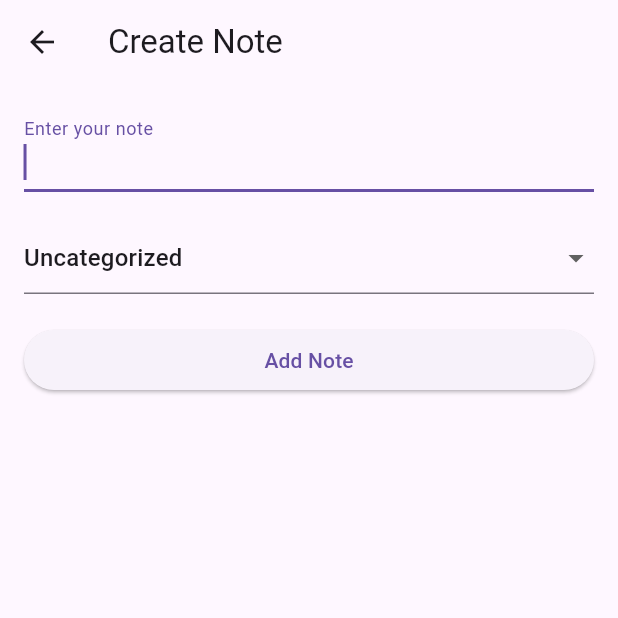
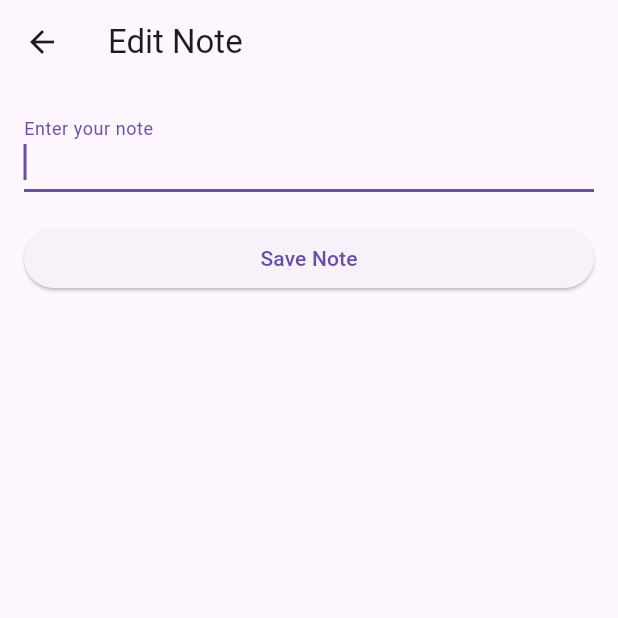
Before and after one commit to MatinMollapur01/vidya, a Flutter app: the EditScreen screen opened directly, on a phone screen of 412 x 824 dp, the top half of it. Run offline on Flutter 3.47's test engine with Material 3 defaults, Android fonts, the phone set to English and light mode, and no system bars.

Commit message:
modified:   lib/bookmarks_page.dart 	deleted:    lib/constants.dart 	modified:   lib/edit_screen.dart 	modified:   lib/home_screen.dart 	deleted:    lib/note.dart 	deleted:    lib/note_category.dart 	modified:   lib/toggle_menu.dart

```diff
--- a/lib/bookmarks_page.dart
+++ b/lib/bookmarks_page.dart
@@ -3,8 +3,7 @@ import 'package:flutter/material.dart';
 class BookmarksPage extends StatefulWidget {
   final List<String> bookmarkedNotes;
 
-  BookmarksPage({List<String>? bookmarkedNotes})
-        : this.bookmarkedNotes = bookmarkedNotes ?? const [];
+  BookmarksPage({required this.bookmarkedNotes});
 
   @override
   _BookmarksPageState createState() => _BookmarksPageState();
--- a/lib/constants.dart
+++ /dev/null
@@ -1,8 +0,0 @@
-import 'package:flutter/material.dart';
-import 'package:vidya/note_category.dart';
-
-final uncategorizedCategory = NoteCategory(
-  id: 0,
-  name: 'Uncategorized',
-  color: Colors.grey,
-);
--- a/lib/edit_screen.dart
+++ b/lib/edit_screen.dart
@@ -1,17 +1,7 @@
 import 'package:flutter/material.dart';
-import 'package:vidya/note.dart' as model;
-import 'package:vidya/note_category.dart';
-import 'package:vidya/constants.dart';
-
-// Define the categories list
-List<NoteCategory> categories = [
-  NoteCategory(id: 1, name: 'Category 1', color: Colors.red),
-  NoteCategory(id: 2, name: 'Category 2', color: Colors.blue),
-  // Add more categories as needed
-];
 
 class EditScreen extends StatefulWidget {
-  final model.Note note;
+  final String note;
 
   EditScreen({required this.note});
 
@@ -21,20 +11,18 @@ class EditScreen extends StatefulWidget {
 
 class _EditScreenState extends State<EditScreen> {
   late TextEditingController _controller;
-  late NoteCategory _selectedCategory;
 
   @override
   void initState() {
     super.initState();
-    _controller = TextEditingController(text: widget.note.title);
-    _selectedCategory = widget.note.category ?? uncategorizedCategory;
+    _controller = TextEditingController(text: widget.note ?? '');
   }
 
   @override
   Widget build(BuildContext context) {
     return Scaffold(
       appBar: AppBar(
-        title: Text(widget.note.title.isEmpty ? 'Create Note' : 'Edit Note'),
+        title: Text(widget.note == null ? 'Create Note' : 'Edit Note'),
       ),
       body: Padding(
         padding: EdgeInsets.all(16.0),
@@ -47,37 +35,11 @@ class _EditScreenState extends State<EditScreen> {
               decoration: InputDecoration(labelText: 'Enter your note'),
             ),
             SizedBox(height: 20.0),
-            DropdownButtonFormField<NoteCategory>(
-              value: _selectedCategory,
-              onChanged: (value) {
-                setState(() {
-                  _selectedCategory = value!;
-                });
-              },
-              items: [
-                DropdownMenuItem<NoteCategory>(
-                  value: uncategorizedCategory,
-                  child: Text(uncategorizedCategory.name),
-                ),
-                ...categories.map<DropdownMenuItem<NoteCategory>>((category) {
-                  return DropdownMenuItem<NoteCategory>(
-                    value: category,
-                    child: Text(category.name),
-                  );
-                }).toList(),
-              ],
-            ),
-            SizedBox(height: 20.0),
             ElevatedButton(
               onPressed: () {
-                // Create a new Note with updated title and category
-                final updatedNote = model.Note(
-                  title: _controller.text,
-                  category: _selectedCategory,
-                );
-                Navigator.pop(context, updatedNote);
+                Navigator.pop(context, _controller.text);
               },
-              child: Text(widget.note.title.isEmpty ? 'Add Note' : 'Save Note'),
+              child: Text(widget.note == null ? 'Add Note' : 'Save Note'),
             ),
           ],
         ),
--- a/lib/note.dart
+++ /dev/null
@@ -1,16 +0,0 @@
-import 'package:flutter/material.dart';
-import 'note_category.dart';
-
-class Note {
-  final String title;
-  final int categoryId;
-  final Color categoryColor;
-  final NoteCategory? category;
-
-  Note({
-    required this.title,
-    this.categoryId = 0, // Default value for categoryId
-    this.categoryColor = Colors.grey, // Default value for categoryColor
-    this.category = null, // Default value for category
-  });
-}
--- a/lib/note_category.dart
+++ /dev/null
@@ -1,9 +0,0 @@
-import 'package:flutter/material.dart';
-
-class NoteCategory {
-  final int id;
-  final String name;
-  final Color color;
-
-  NoteCategory({required this.id, required this.name, required this.color});
-}
--- a/lib/toggle_menu.dart
+++ b/lib/toggle_menu.dart
@@ -1,5 +1,3 @@
-// toggle_menu.dart
-
 import 'package:flutter/material.dart';
 import 'settings.dart';
 import 'bookmarks_page.dart';
@@ -7,7 +5,7 @@ import 'bookmarks_page.dart';
 class ToggleMenu extends StatelessWidget {
   final List<String> bookmarkedNotes;
 
-  ToggleMenu({this.bookmarkedNotes = const []}); // Default to an empty list
+  ToggleMenu({required this.bookmarkedNotes}); // Receive bookmarkedNotes list
 
   @override
   Widget build(BuildContext context) {
```
Also changed, not shown: lib/home_screen.dart (+31 -96 lines).
